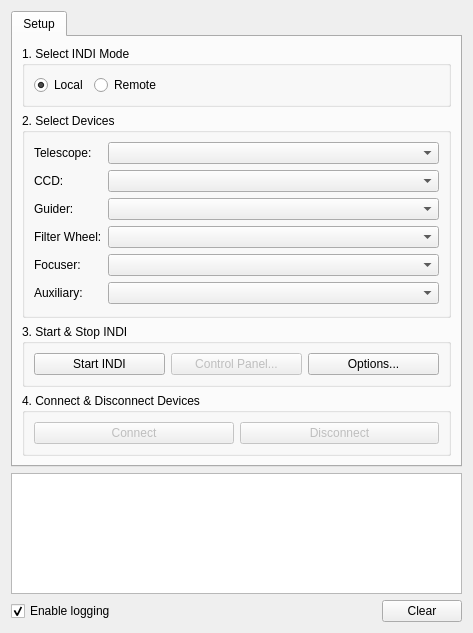
Qt form kstars/ekos/ekosmanager.ui (KDE/kstars) before a commit.
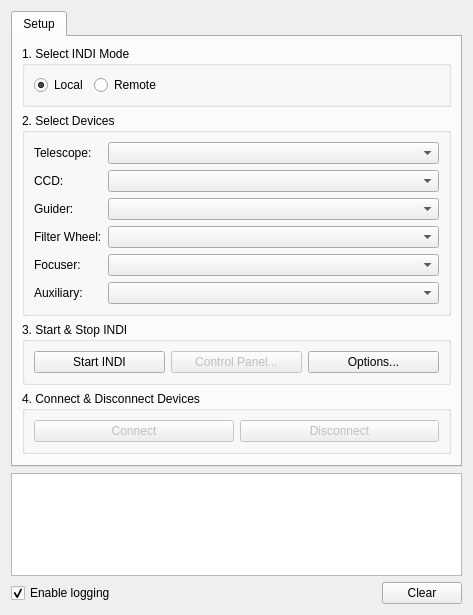
The same form after that commit. Custom widgets are drawn as their Qt base class.

Commit message: Significant improvements to Ekos GUI to make it more suitable for laptops and other devices

Patch:
```diff
--- a/kstars/ekos/ekosmanager.ui
+++ b/kstars/ekos/ekosmanager.ui
@@ -7,7 +7,7 @@
     <x>0</x>
     <y>0</y>
     <width>473</width>
-    <height>633</height>
+    <height>615</height>
    </rect>
   </property>
   <property name="windowTitle">
@@ -275,12 +275,37 @@
          </layout>
         </widget>
        </item>
+       <item>
+        <spacer name="verticalSpacer">
+         <property name="orientation">
+          <enum>Qt::Vertical</enum>
+         </property>
+         <property name="sizeHint" stdset="0">
+          <size>
+           <width>20</width>
+           <height>35</height>
+          </size>
+         </property>
+        </spacer>
+       </item>
       </layout>
      </widget>
     </widget>
    </item>
    <item>
     <widget class="QPlainTextEdit" name="ekosLogOut">
+     <property name="sizePolicy">
+      <sizepolicy hsizetype="Preferred" vsizetype="Preferred">
+       <horstretch>0</horstretch>
+       <verstretch>0</verstretch>
+      </sizepolicy>
+     </property>
+     <property name="maximumSize">
+      <size>
+       <width>16777215</width>
+       <height>16777215</height>
+      </size>
+     </property>
      <property name="readOnly">
       <bool>true</bool>
      </property>
```
The commit also changes 7 other files.
